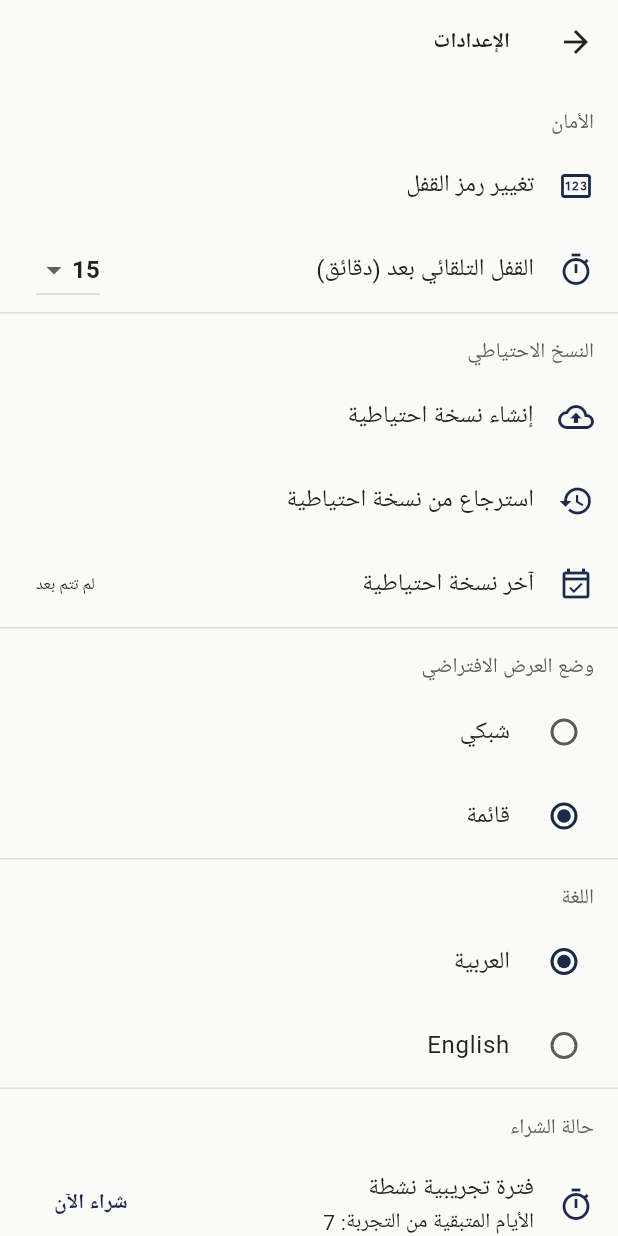
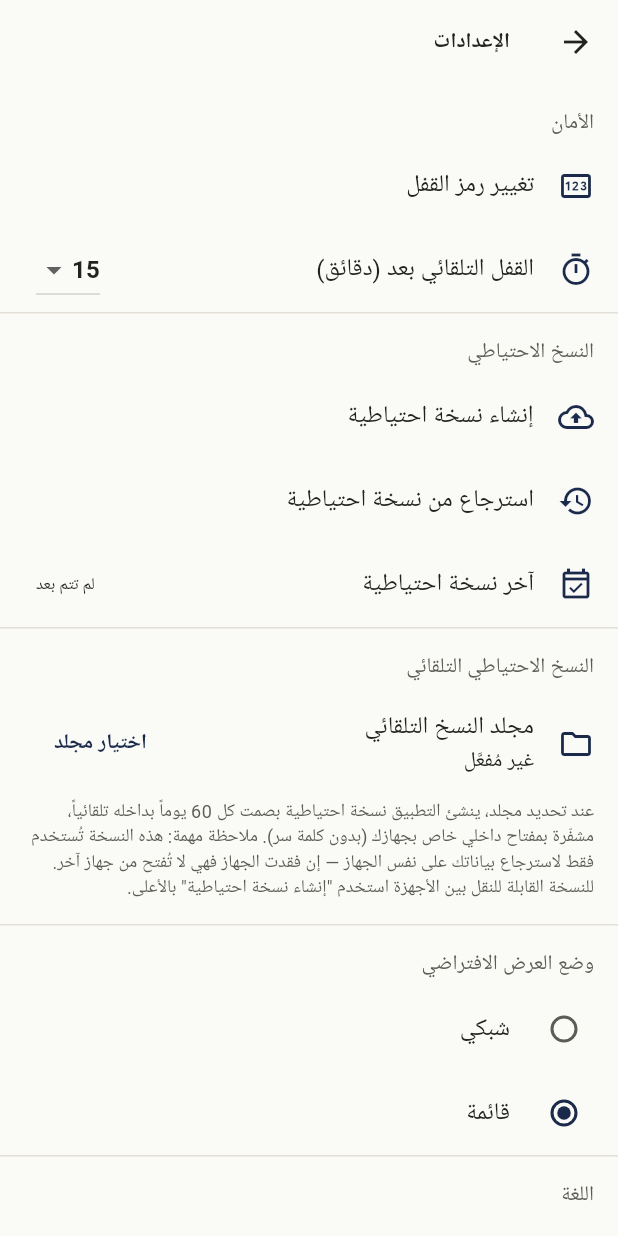
Before and after one commit to Ahmedmutlag/CamScannerall, a Flutter app: the SettingsScreen screen opened directly, on a phone screen of 412 x 824 dp. Run offline on Flutter 3.47's test engine with Material 3 defaults, Android fonts, the phone set to English and light mode, and no system bars; our stand-ins replace file_picker, flutter_local_notifications, flutter_secure_storage, google_fonts, hive, hive_flutter and 7 more; missing offline and left inert: cunning_document_scanner, encrypt, google_mlkit_text_recognition, pointycastle, quick_actions, syncfusion_flutter_pdf; accounts and stored records are empty; Roboto replaces fonts that are missing (Cairo).

```diff
--- a/lib/l10n/strings.dart
+++ b/lib/l10n/strings.dart
@@ -133,6 +133,26 @@ class AppStrings {
     'validUntilNote': {'ar': 'ملاحظة: صالح لغاية', 'en': 'Note: valid until'},
     'locationNote': {'ar': 'ملاحظة الموقع/المصدر', 'en': 'Location/source note'},
     'ok': {'ar': 'موافق', 'en': 'OK'},
+    'groupWithRecentTitle': {'ar': 'إضافة لمستند حديث؟', 'en': 'Add to a recent document?'},
+    'groupWithRecentBody': {
+      'ar': 'مسحت صفحات بهذا المجلد قبل قليل. هل تضيف الصفحات الجديدة لنفس المستند بدل إنشاء مستند جديد؟',
+      'en': 'You scanned pages into this folder moments ago. Add the new pages to that same document instead of creating a new one?',
+    },
+    'addToIt': {'ar': 'أضف لنفس المستند', 'en': 'Add to it'},
+    'newDocument': {'ar': 'مستند جديد', 'en': 'New document'},
+    'autoBackup': {'ar': 'النسخ الاحتياطي التلقائي', 'en': 'Automatic backup'},
+    'autoBackupFolder': {'ar': 'مجلد النسخ التلقائي', 'en': 'Auto-backup folder'},
+    'autoBackupNotSet': {'ar': 'غير مُفعَّل', 'en': 'Not set up'},
+    'chooseFolder': {'ar': 'اختيار مجلد', 'en': 'Choose folder'},
+    'clearFolder': {'ar': 'إلغاء', 'en': 'Clear'},
+    'autoBackupExplain': {
+      'ar': 'عند تحديد مجلد، ينشئ التطبيق نسخة احتياطية بصمت كل 60 يوماً بداخله تلقائياً، مشفّرة بمفتاح داخلي خاص بجهازك (بدون كلمة سر). ملاحظة مهمة: هذه النسخة تُستخدم فقط لاسترجاع بياناتك على نفس الجهاز — إن فقدت الجهاز فهي لا تُفتح من جهاز آخر. للنسخة القابلة للنقل بين الأجهزة استخدم "إنشاء نسخة احتياطية" بالأعلى.',
+      'en': 'Once a folder is set, the app silently creates a backup inside it every 60 days, encrypted with a device-only internal key (no password). Important: this backup can only restore data on this same device — it cannot be opened on another device if you lose this one. For a portable backup, use "Create backup" above.',
+    },
+    'autoBackupWriteError': {
+      'ar': 'تعذّر الكتابة بهذا المجلد. جرّب اختيار مجلد آخر (مثل مجلد التنزيلات).',
+      'en': 'Could not write to this folder. Try choosing a different one (e.g. Downloads).',
+    },
   };
 
   String t(String key) => _table[key]?[languageCode] ?? _table[key]?['en'] ?? key;
--- a/lib/models/app_settings.dart
+++ b/lib/models/app_settings.dart
@@ -11,6 +11,7 @@ class AppSettings extends HiveObject {
     this.isPurchased = false,
     this.viewMode = 'list',
     this.languageCode = 'ar',
+    this.autoBackupFolderPath,
   });
 
   String? pinHash;
@@ -21,6 +22,7 @@ class AppSettings extends HiveObject {
   bool isPurchased;
   String viewMode; // 'grid' or 'list'
   String languageCode; // 'ar' or 'en'
+  String? autoBackupFolderPath;
 }
 
 class AppSettingsAdapter extends TypeAdapter<AppSettings> {
@@ -42,13 +44,14 @@ class AppSettingsAdapter extends TypeAdapter<AppSettings> {
       isPurchased: fields[5] as bool? ?? false,
       viewMode: fields[6] as String? ?? 'list',
       languageCode: fields[7] as String? ?? 'ar',
+      autoBackupFolderPath: fields[8] as String?,
     );
   }
 
   @override
   void write(BinaryWriter writer, AppSettings obj) {
     writer
-      ..writeByte(8)
+      ..writeByte(9)
       ..writeByte(0)
       ..write(obj.pinHash)
       ..writeByte(1)
@@ -64,6 +67,8 @@ class AppSettingsAdapter extends TypeAdapter<AppSettings> {
       ..writeByte(6)
       ..write(obj.viewMode)
       ..writeByte(7)
-      ..write(obj.languageCode);
+      ..write(obj.languageCode)
+      ..writeByte(8)
+      ..write(obj.autoBackupFolderPath);
   }
 }
--- a/lib/screens/settings_screen.dart
+++ b/lib/screens/settings_screen.dart
@@ -104,6 +104,30 @@ class _SettingsScreenState extends State<SettingsScreen> {
     setState(() {});
   }
 
+  Future<void> _chooseAutoBackupFolder() async {
+    final appState = context.read<AppState>();
+    final s = appState.strings;
+    final path = await FilePicker.getDirectoryPath();
+    if (path == null || !mounted) return;
+
+    // Confirm the folder is actually writable before saving it — on some
+    // Android versions a picked directory outside the app's own storage
+    // can silently reject writes; surfacing that now beats a mysterious
+    // failure during a background auto-backup run 60 days later.
+    try {
+      final probe = File('$path/.camscanner_write_test');
+      await probe.writeAsBytes(const [0]);
+      await probe.delete();
+    } catch (_) {
+      if (!mounted) return;
+      ScaffoldMessenger.of(context).showSnackBar(SnackBar(content: Text(s.t('autoBackupWriteError'))));
+      return;
+    }
+
+    await appState.backup.setAutoBackupFolder(path);
+    if (mounted) setState(() {});
+  }
+
   @override
   Widget build(BuildContext context) {
     final appState = context.watch<AppState>();
@@ -176,6 +200,32 @@ class _SettingsScreenState extends State<SettingsScreen> {
                   ),
                 ),
                 const Divider(),
+                _sectionTitle(s.t('autoBackup')),
+                ListTile(
+                  leading: const Icon(Icons.folder_outlined),
+                  title: Text(s.t('autoBackupFolder')),
+                  subtitle: Text(settings.autoBackupFolderPath ?? s.t('autoBackupNotSet')),
+                  trailing: settings.autoBackupFolderPath == null
+                      ? TextButton(onPressed: _chooseAutoBackupFolder, child: Text(s.t('chooseFolder')))
+                      : IconButton(
+                          icon: const Icon(Icons.close),
+                          onPressed: () async {
+                            await appState.backup.setAutoBackupFolder(null);
+                            setState(() {});
+                          },
+                        ),
+                  onTap: settings.autoBackupFolderPath == null ? _chooseAutoBackupFolder : null,
+                ),
+                Padding(
+                  padding: const EdgeInsets.fromLTRB(AppSpacing.md, 0, AppSpacing.md, AppSpacing.md),
+                  child: Text(
+                    s.t('autoBackupExplain'),
+                    style: Theme.of(context).textTheme.bodySmall?.copyWith(
+                          color: AppColors.of(context).textSecondary,
+                        ),
+                  ),
+                ),
+                const Divider(),
                 _sectionTitle(s.t('viewMode')),
                 RadioListTile<String>(
                   value: 'grid',
```
Also changed, not shown: lib/app_state.dart (+59 -4 lines), lib/screens/camera_screen.dart (+68 -3 lines), lib/screens/document_detail_screen.dart (+1 -17 lines), lib/screens/folder_screen.dart (+25 -1 lines), lib/services/backup_service.dart (+67 -0 lines), 1 other file.
